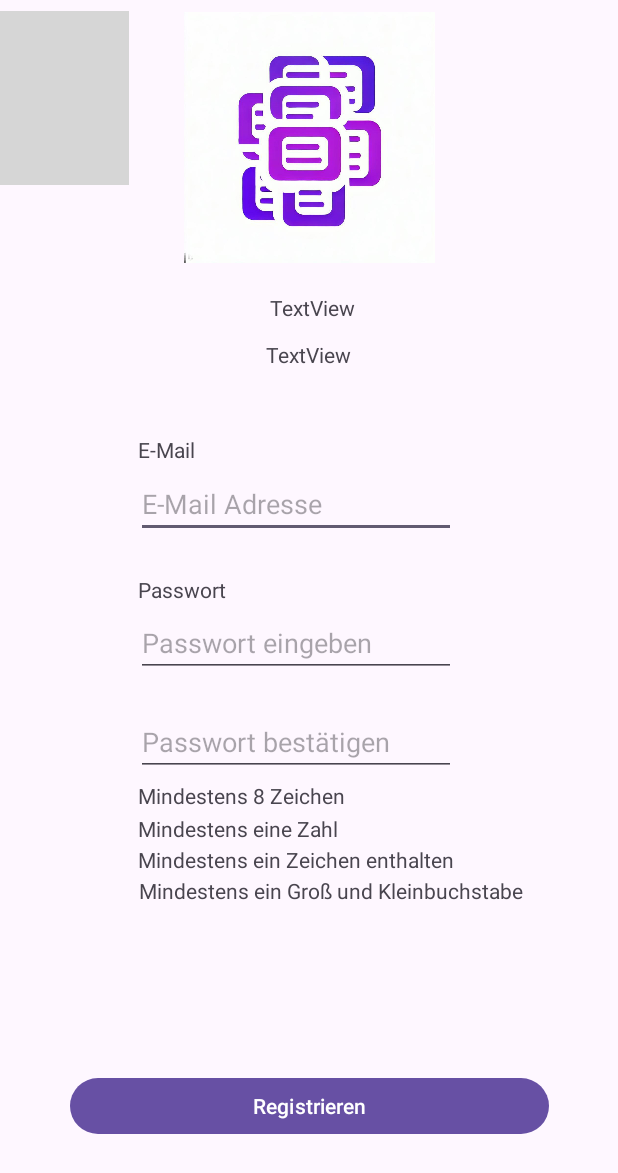
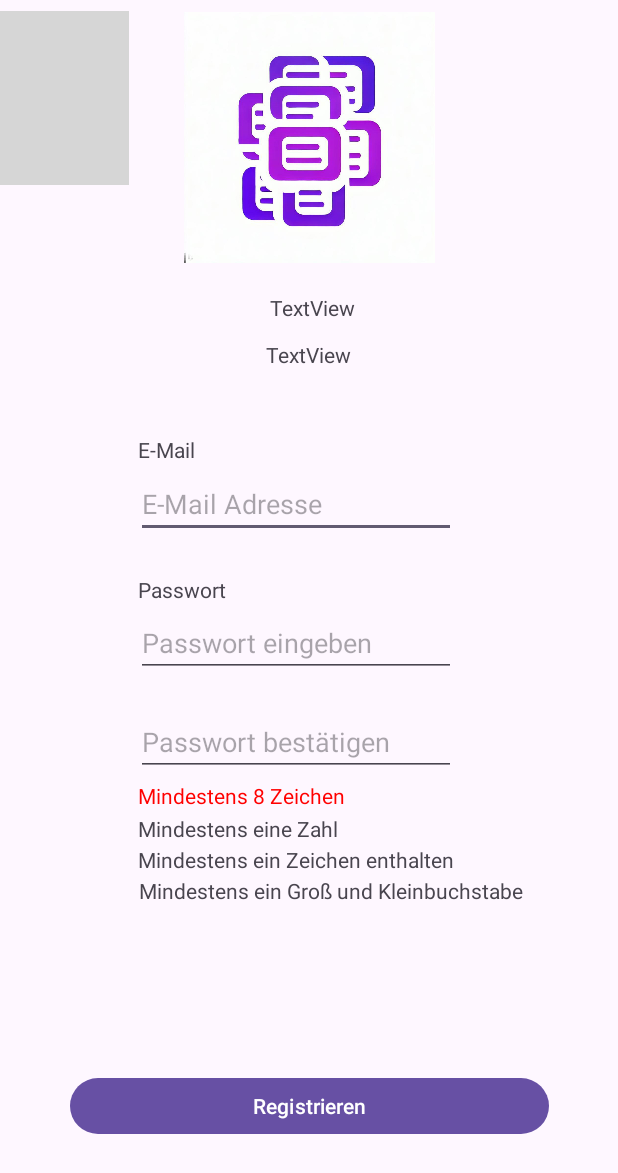
Before and after one commit to marlonhahnfeld/WeeklyPlaner, an Android app: the RegisterScreen screen opened directly, with no data from a screen before it, after a tap on "Registrieren", on a phone screen of 412 x 824 dp. Shown: the top 1173 px of the screen. Run offline under Robolectric (Android 15) with nearby library versions, the phone set to English and light mode, and no system bars; grey boxes are pictures that could not be loaded.

Commit message:
DatabaseOp.java, RegisterScreen.java angefangen farblich zu markieren welche Anforderungen eingehalten wurden und welche nicht

```diff
--- a/app/src/main/java/com/example/weeklyplaner/RegisterScreen.java
+++ b/app/src/main/java/com/example/weeklyplaner/RegisterScreen.java
@@ -3,6 +3,8 @@ package com.example.weeklyplaner;
 import static com.example.weeklyplaner.DatabaseOp.*;
 
 import android.content.Intent;
+import android.content.res.ColorStateList;
+import android.graphics.Color;
 import android.os.Bundle;
 import android.view.View;
 import android.widget.Button;
@@ -44,9 +46,6 @@ public class RegisterScreen extends AppCompatActivity implements View.OnClickLis
         dbStatusTextView = findViewById(R.id.dbStatusTextView);
         dbTestView = findViewById(R.id.textView2);
 
-        email = editTextEmail.getText().toString();
-        password = editTextPassword.getText().toString();
-
         createDatabaseConnection();
         if (isConnected()) {
             dbStatusTextView.setText(R.string.successfullyConnected);
@@ -58,20 +57,23 @@ public class RegisterScreen extends AppCompatActivity implements View.OnClickLis
     public void onClick(View v) {
         Intent intent;
         int id = v.getId();
+        boolean min8Letters = false;
 
         if (id == R.id.backToLoginScreenButton) {
             intent = new Intent(this, LoginScreen.class);
             startActivity(intent);
         } else if (id == R.id.registerButton) {
-            registerNewUser();
+            email = editTextEmail.getText().toString();
+            password = editTextPassword.getText().toString();
+            if (email.length() <= 8) {
+                TextView minLetters = findViewById(R.id.textView4);
+                minLetters.setTextColor(Color.RED);
+                min8Letters = true;
+            }
+            if (min8Letters) {
+                registerNewUser(email, password);
+            }
         }
     }
 
-    @Override
-    protected void onDestroy() {
-        super.onDestroy();
-        closeDatabaseConnection();
-    }
-
-
 }
```
Also changed, not shown: app/src/main/java/com/example/weeklyplaner/DatabaseOp.java (+7 -5 lines).
